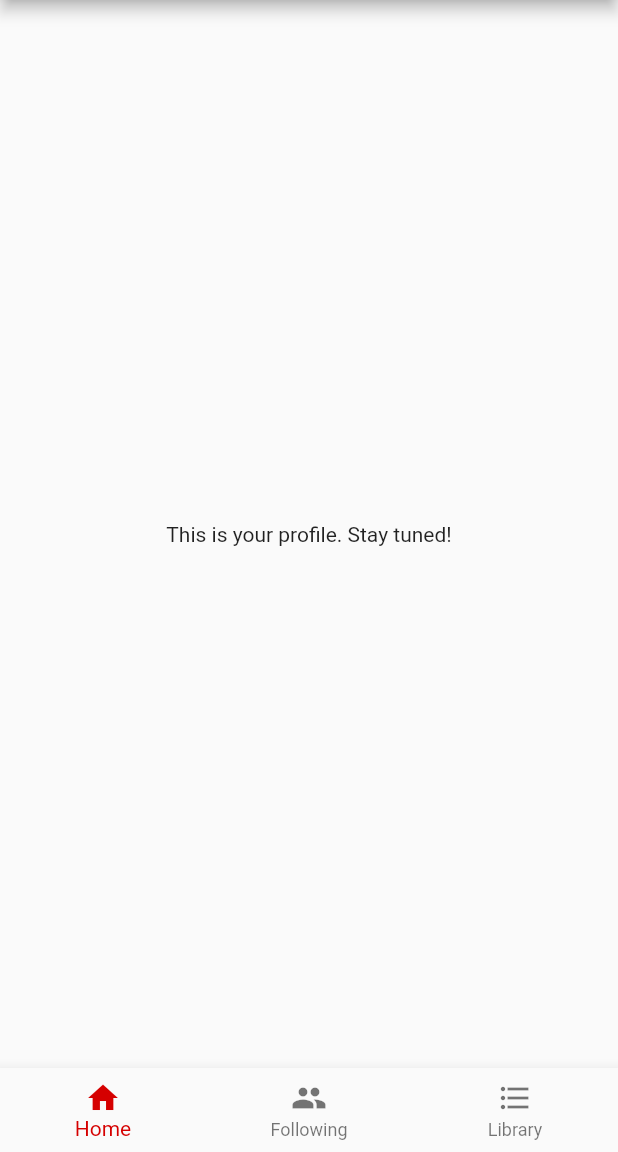
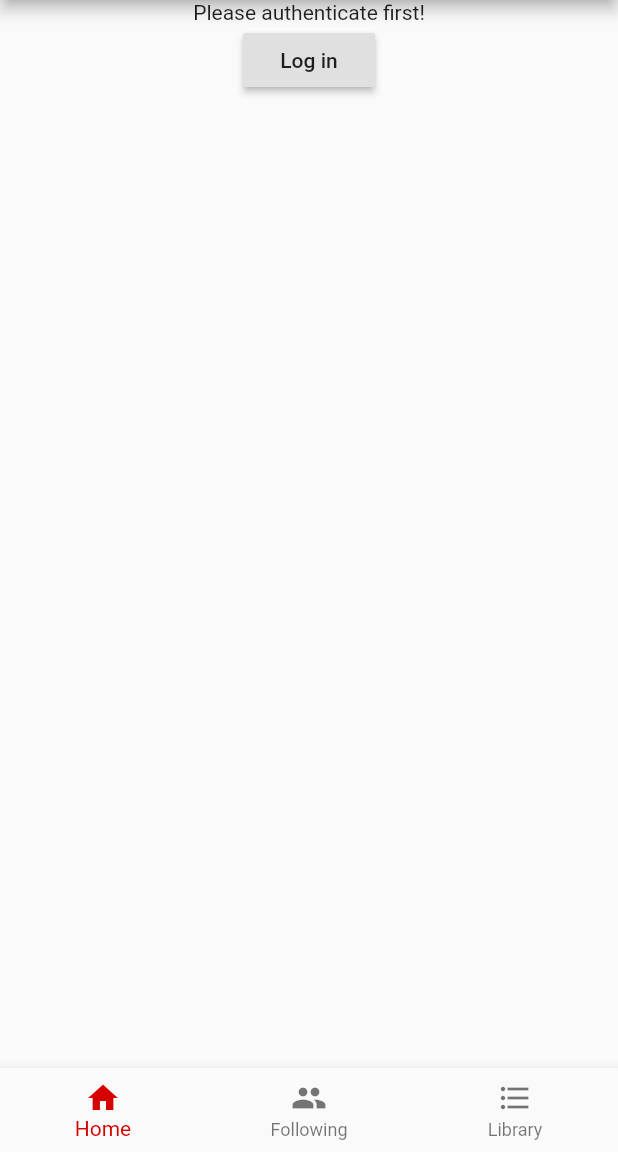
Before and after one commit to daanvissers/lastfm-browser, a Flutter app: the screen it shows after launch, on a phone screen of 412 x 824 dp, the part 84-1236 px from its top. Run offline on Flutter 3.47's test engine with Material 2 defaults, Android fonts, the phone set to English and light mode, and no system bars; missing offline and left inert: flutter_web_auth.

Commit message:
Request token by authenticating

```diff
--- /dev/null
+++ b/assets/config_example.json
@@ -0,0 +1,6 @@
+{
+  "Application name": "Last.fm Browser",
+  "API key": "putyour32characterstringhere",
+  "Shared secret": "putyour32characterstringhere",
+  "Registered to": "someuser"
+}
--- a/lib/home_widget.dart
+++ b/lib/home_widget.dart
@@ -1,13 +1,54 @@
+import 'dart:convert';
+import 'dart:developer';
+
 import 'package:flutter/material.dart';
+import 'package:flutter/services.dart';
+import 'package:flutter_web_auth/flutter_web_auth.dart';
 
-class HomeWidget extends StatelessWidget {
+class HomeWidget extends StatefulWidget {
+  HomeWidgetState createState() => HomeWidgetState();
+}
 
-  HomeWidget();
+class HomeWidgetState extends State<HomeWidget> {
+  String _text = "Please authenticate first!";
 
   @override
   Widget build(BuildContext context) {
     return Container(
-      child: Text("This is your profile. Stay tuned!"),
-    );
+        child: new Column(
+      children: <Widget>[
+        new Text(_text),
+        new RaisedButton(child: Text("Log in"), onPressed: _requestToken),
+      ],
+    ));
+  }
+
+  void _requestToken() async {
+    final BASE_URL = "http://www.last.fm/api/auth/?api_key=";
+
+    // First load the config.json text file.
+    // Then serialize the JSON manually using dart:convert to get the key
+    final jsonString = await rootBundle.loadString('assets/config.json');
+    Map<String, dynamic> key = jsonDecode(jsonString);
+    final API_KEY = key['API key'];
+
+    // This is the custom callback-URL. This makes the API redirect to
+    // a custom Android Activity as found in the AndroidManifest.xml
+    final CALLBACK = "&cb=lastfmbrowser://authenticate";
+
+    // Present the login dialog to the user
+    final result = await FlutterWebAuth.authenticate(
+        url: BASE_URL + API_KEY + CALLBACK, callbackUrlScheme: "lastfmbrowser");
+
+    // Extract token from resulting url.
+    // Authentication tokens are user and API account specific.
+    // They are valid for 60 minutes from the moment they are granted.
+    String token = Uri.parse(result).queryParameters['token'];
+
+    log(token);
+
+    setState(() {
+      _text = "Succesfully authenticated!";
+    });
   }
 }
--- a/pubspec.yaml
+++ b/pubspec.yaml
@@ -24,6 +24,8 @@ dependencies:
   # Use with the CupertinoIcons class for iOS style icons.
   cupertino_icons: ^0.1.2
 
+  flutter_web_auth: ^0.1.2
+
 dev_dependencies:
   flutter_test:
     sdk: flutter
@@ -44,6 +46,8 @@ flutter:
   # assets:
   #  - images/a_dot_burr.jpeg
   #  - images/a_dot_ham.jpeg
+  assets:
+    - assets/config.json
 
   # An image asset can refer to one or more resolution-specific "variants", see
   # https://flutter.dev/assets-and-images/#resolution-aware.
```
Also changed, not shown: pubspec.lock, 3 other files.
